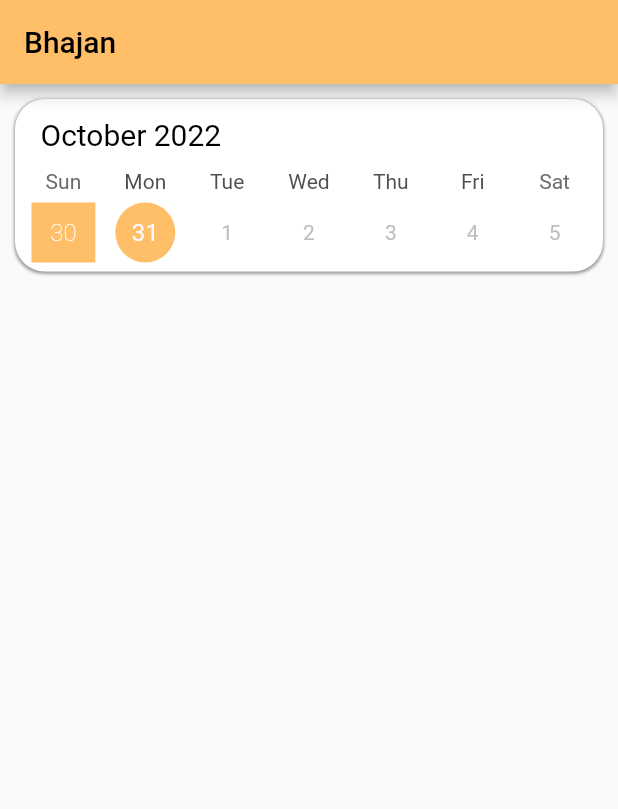
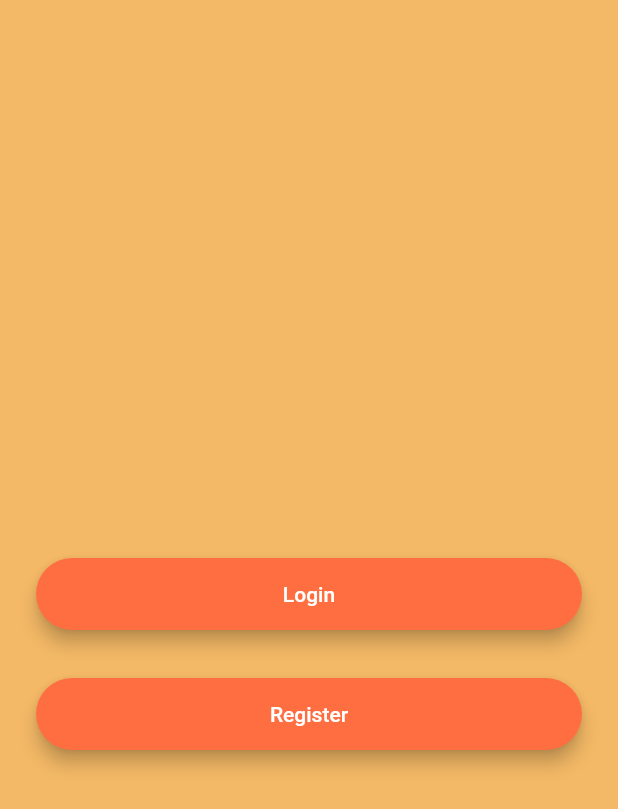
Before and after one commit to pramod0/BhajanTracker, a Flutter app: the screen it shows after launch, on a phone screen of 412 x 824 dp. Shown: the top 809 px of the screen. Run offline on Flutter 3.47's test engine with Material 2 defaults, Android fonts, the phone set to English and light mode, and no system bars; drawn by our look-alikes of table_calendar; our stand-ins replace animated_text_kit, cloud_firestore, firebase_auth, firebase_core, google_fonts, modal_progress_hud and 1 more; accounts and stored records are empty.

Commit message:
Added functionalities

```diff
--- a/lib/main.dart
+++ b/lib/main.dart
@@ -1,9 +1,13 @@
 import 'package:bhajantracker/bhajanTracker.dart';
+import 'package:bhajantracker/registration.dart';
 import 'package:firebase_core/firebase_core.dart';
+import 'package:bhajantracker/welcome.dart';
 
 //import 'package:firebase_auth/firebase_auth.dart';
 import 'package:flutter/material.dart';
-import 'package:permission_handler/permission_handler.dart';
+
+import 'login.dart';
+//import 'package:permission_handler/permission_handler.dart';
 
 void main() async {
   WidgetsFlutterBinding.ensureInitialized();
@@ -18,7 +22,13 @@ class MyApp extends StatelessWidget {
   Widget build(BuildContext context) {
     return MaterialApp(
       debugShowCheckedModeBanner: false,
-      home: const BhajanTrack(),
+      home: Welcome(),
+      routes: {
+        Welcome.id: (context) => const Welcome(),
+        Login.id: (context) => Login(),
+        Registration.id: (context) => const Registration(),
+        BhajanTrack.id: (context) => const BhajanTrack(),
+      },
     );
   }
 }
--- /dev/null
+++ b/lib/welcome.dart
@@ -0,0 +1,122 @@
+import 'package:flutter/material.dart';
+import 'login.dart';
+import 'registration.dart';
+import 'package:animated_text_kit/animated_text_kit.dart';
+import 'package:bhajantracker/constants.dart';
+
+class Welcome extends StatefulWidget {
+  static const String id = 'welcome_screen';
+
+  const Welcome({super.key});
+
+  @override
+  _WelcomeState createState() => _WelcomeState();
+}
+
+class _WelcomeState extends State<Welcome>
+    with SingleTickerProviderStateMixin {
+  late AnimationController controller;
+  late Animation animation;
+
+  @override
+  void initState() {
+    super.initState();
+
+    controller =
+        AnimationController(duration: const Duration(seconds: 1), vsync: this);
+    animation = ColorTween(begin: Colors.blueGrey, end: Colors.white)
+        .animate(controller);
+    controller.forward();
+    controller.addListener(() {
+      setState(() {});
+    });
+  }
+
+  @override
+  void dispose() {
+    controller.dispose();
+    super.dispose();
+  }
+
+  @override
+  Widget build(BuildContext context) {
+    return Scaffold(
+      backgroundColor: hexToColor("#f4b966"),
+      body: Padding(
+        padding: const EdgeInsets.symmetric(horizontal: 24.0),
+        child: Column(
+          mainAxisAlignment: MainAxisAlignment.center,
+          crossAxisAlignment: CrossAxisAlignment.stretch,
+          children: <Widget>[
+            // Row(
+            //   children: <Widget>[
+            //     AnimatedTextKit(
+            //       animatedTexts: [
+            //         TypewriterAnimatedText(
+            //           'Hello world!',
+            //           textStyle: const TextStyle(
+            //             fontSize: 30.0,
+            //             fontWeight: FontWeight.bold,
+            //           ),
+            //           speed: const Duration(milliseconds: 2000),
+            //         ),
+            //       ],
+            //
+            //       totalRepeatCount: 4,
+            //       pause: const Duration(milliseconds: 1000),
+            //       displayFullTextOnTap: true,
+            //       stopPauseOnTap: true,
+            //     ),
+            //   ],
+            // ),
+            const SizedBox(
+              height: 48.0,
+            ),
+            Padding(
+              padding: const EdgeInsets.symmetric(vertical: 16.0),
+              child: Material(
+                elevation: 5.0,
+                color: Colors.deepOrangeAccent,
+                borderRadius: BorderRadius.circular(30.0),
+                child: MaterialButton(
+                  onPressed: () {
+                    Navigator.pushNamed(context, Login.id);
+                  },
+                  minWidth: 200.0,
+                  height: 42.0,
+                  child: Text(
+                    'Login',
+                    style: const TextStyle(
+                      color: Colors.white,
+                    ),
+                  ),
+                ),
+              ),
+            ),
+            Padding(
+              padding: const EdgeInsets.symmetric(vertical: 16.0),
+              child: Material(
+                elevation: 5.0,
+                color: Colors.deepOrangeAccent,
+                borderRadius: BorderRadius.circular(30.0),
+                child: MaterialButton(
+                  onPressed: () {
+                    Navigator.pushNamed(context, Registration.id);
+                  },
+                  minWidth: 200.0,
+                  height: 42.0,
+                  child: const Text(
+                    'Register',
+                    style: TextStyle(
+                      color: Colors.white,
+                    ),
+                  ),
+                ),
+              ),
+            )
+          ],
+        ),
+      ),
+    );
+  }
+}
--- a/pubspec.yaml
+++ b/pubspec.yaml
@@ -28,8 +28,9 @@ dependencies:
   firebase_auth: any
   firebase_core: any
   cloud_firestore: any
-  permission_handler: any
-
+  syncfusion_flutter_charts: any
+  modal_progress_hud: any
+  animated_text_kit: any
 dev_dependencies:
   flutter_test:
     sdk: flutter
```
Also changed, not shown: lib/bhajanTracker.dart (+67 -26 lines), lib/constants.dart (added, +33 -0 lines), lib/login.dart (added, +127 -0 lines), lib/registration.dart (added, +110 -0 lines), lib/visualization.dart (added, +76 -0 lines).
